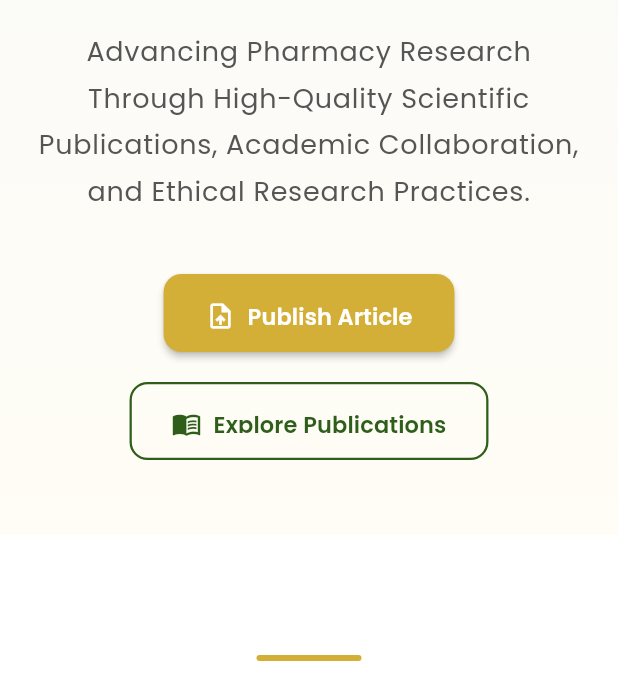
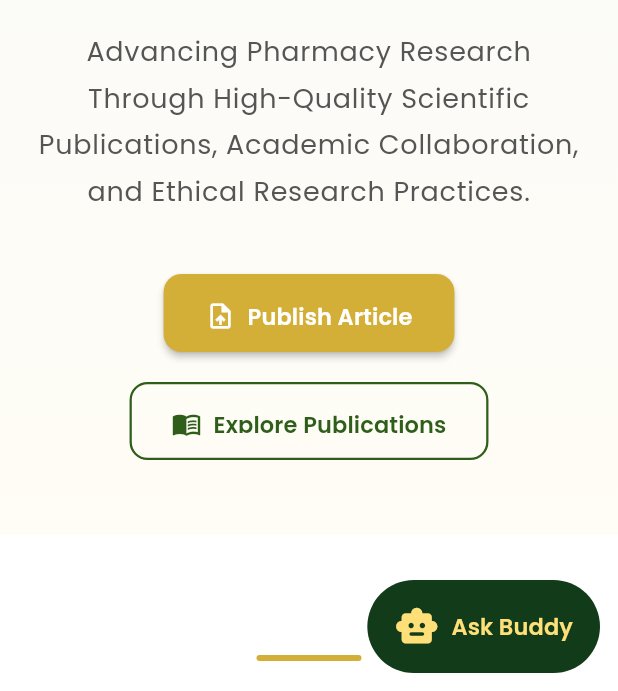
Before and after one commit to Dr-Nandhakumar/pharmd-vault-website, a Flutter app: the screen it shows after launch, on a phone screen of 412 x 824 dp, the part 545-1236 px from its top. Run offline on Flutter 3.47's test engine with Material 3 defaults, Android fonts, the phone set to English and light mode, and no system bars; our stand-ins replace google_fonts.

Commit message:
Add Vault Buddy helper and October news updates

```diff
--- /dev/null
+++ b/lib/core/widgets/vault_assistant.dart
@@ -0,0 +1,202 @@
+import 'package:flutter/material.dart';
+import 'package:url_launcher/url_launcher.dart';
+
+class VaultAssistant extends StatefulWidget {
+  const VaultAssistant({super.key, required this.child});
+
+  final Widget child;
+
+  @override
+  State<VaultAssistant> createState() => _VaultAssistantState();
+}
+
+class _VaultAssistantState extends State<VaultAssistant> {
+  bool _open = false;
+  String _answer =
+      'Hello! I am Vault Buddy, your pharmacy learning guide. '
+      'Choose a topic below and I will help you find it.';
+
+  Future<void> _visit(String destination) async {
+    try {
+      final opened = await launchUrl(
+        Uri.parse(destination),
+        mode: LaunchMode.platformDefault,
+        webOnlyWindowName: '_self',
+      );
+      if (!opened && mounted) {
+        setState(
+          () => _answer =
+              'Unable to open the page. Please use the main navigation or email pharmdvault2025@gmail.com.',
+        );
+      }
+    } catch (_) {
+      if (mounted) {
+        setState(
+          () => _answer =
+              'Unable to open the page. Please use the main navigation or email pharmdvault2025@gmail.com.',
+        );
+      }
+    }
+  }
+
+  @override
+  Widget build(BuildContext context) {
+    final screen = MediaQuery.sizeOf(context);
+    return Stack(
+      children: [
+        widget.child,
+        Positioned(
+          right: 12,
+          bottom: 12 + MediaQuery.paddingOf(context).bottom,
+          child: Material(
+            color: Colors.transparent,
+            child: Column(
+              crossAxisAlignment: CrossAxisAlignment.end,
+              mainAxisSize: MainAxisSize.min,
+              children: [
+                if (_open)
+                  Container(
+                    width: screen.width < 400 ? screen.width - 24 : 360,
+                    constraints: BoxConstraints(
+                      maxHeight: screen.height * 0.68,
+                    ),
+                    margin: const EdgeInsets.only(bottom: 10),
+                    decoration: BoxDecoration(
+                      color: Colors.white,
+                      borderRadius: BorderRadius.circular(22),
+                      border: Border.all(color: const Color(0xFFD4AF37)),
+                      boxShadow: const [
+                        BoxShadow(color: Colors.black26, blurRadius: 16),
+                      ],
+                    ),
+                    child: SingleChildScrollView(
+                      padding: const EdgeInsets.all(18),
+                      child: Column(
+                        crossAxisAlignment: CrossAxisAlignment.start,
+                        mainAxisSize: MainAxisSize.min,
+                        children: [
+                          Row(
+                            children: [
+                              const Icon(
+                                Icons.smart_toy_rounded,
+                                color: Color(0xFF123B19),
+                              ),
+                              const SizedBox(width: 10),
+                              const Expanded(
+                                child: Text(
+                                  'Vault Buddy',
+                                  style: TextStyle(
+                                    fontSize: 20,
+                                    fontWeight: FontWeight.bold,
+                                  ),
+                                ),
+                              ),
+                              IconButton(
+                                tooltip: 'Close assistant',
+                                onPressed: () => setState(() => _open = false),
+                                icon: const Icon(Icons.close),
+                              ),
+                            ],
+                          ),
+                          const Text(
+                            'Quick-help mascot · preset answers, not AI chat',
+                            style: TextStyle(fontSize: 12),
+                          ),
+                          const SizedBox(height: 14),
+                          Semantics(
+                            liveRegion: true,
+                            child: Text(
+                              _answer,
+                              style: const TextStyle(height: 1.5),
+                            ),
+                          ),
+                          const SizedBox(height: 14),
+                          Wrap(
+                            spacing: 6,
+                            runSpacing: 6,
+                            children: [
+                              _reply(
+                                'Is anatomy free?',
+                                'Yes! The 102-topic anatomy learning course is free, with no login or payment required. Use Open anatomy course below.',
+                              ),
+                              _reply(
+                                'AI pharmacy course',
+                                'Find the AI Application in Pharmacy syllabus and registration details on the course page. Course completion recognition is from Pharm.D Vault; this is not a claim of external accreditation.',
+                              ),
+                              _reply(
+                                'Submit an article',
+                                'Open Publications for submission guidance and templates. Use real research data and the required consent or ethics documentation. Demonstration manuscripts are not for journal submission.',
+                              ),
+                              _reply(
+                                'Medical questions',
+                                'I provide website help, not medical advice. Ask a qualified healthcare professional about medicines or symptoms. For an emergency, contact local emergency services.',
+                              ),
+                              _reply(
+                                'Contact support',
+                                'Email pharmdvault2025@gmail.com or call +91 9361542119. Do not send patient records, passwords or payment details.',
+                              ),
+                            ],
+                          ),
+                          const Divider(height: 26),
+                          _link(
+                            'Open anatomy course',
+                            'https://pharmdvault.org/hap/',
+                          ),
+                          _link(
+                            'AI course and registration',
+                            'https://pharmdvault.org/#/ai-pharmacy-course',
+                          ),
+                          _link(
+                            'Publications and templates',
+                            'https://pharmdvault.org/#/publications',
+                          ),
+                          _link(
+                            'Latest news',
+                            'https://pharmdvault.org/#/news',
+                          ),
+                          const SizedBox(height: 8),
+                          const Text(
+                            'No chat is sent or stored by this helper. Educational guidance only.',
+                            style: TextStyle(fontSize: 12),
+                          ),
+                        ],
+                      ),
+                    ),
+                  ),
+                Tooltip(
+                  message: _open
+                      ? 'Close Vault Buddy'
+                      : 'Open Vault Buddy assistant',
+                  child: FilledButton.icon(
+                    style: FilledButton.styleFrom(
+                      backgroundColor: const Color(0xFF123B19),
+                      foregroundColor: const Color(0xFFFFDF78),
+                      padding: const EdgeInsets.symmetric(
+                        horizontal: 18,
+                        vertical: 16,
+                      ),
+                    ),
+                    onPressed: () => setState(() => _open = !_open),
+                    icon: const Icon(Icons.smart_toy_rounded, size: 30),
+                    label: Text(_open ? 'Close' : 'Ask Buddy'),
+                  ),
+                ),
+              ],
+            ),
+          ),
+        ),
+      ],
+    );
+  }
+
+  Widget _reply(String label, String answer) => ActionChip(
+    label: Text(label),
+    onPressed: () => setState(() => _answer = answer),
+  );
+
+  Widget _link(String label, String destination) => TextButton.icon(
+    onPressed: () => _visit(destination),
+    icon: const Icon(Icons.arrow_forward, size: 18),
+    label: Text(label),
+  );
+}
--- a/lib/main.dart
+++ b/lib/main.dart
@@ -2,6 +2,7 @@ import 'package:flutter/material.dart';
 
 import 'core/theme/app_theme.dart';
 import 'routes/app_routes.dart';
+import 'core/widgets/vault_assistant.dart';
 
 void main() {
   WidgetsFlutterBinding.ensureInitialized();
@@ -23,6 +24,7 @@ class PharmDVaultWebsite extends StatelessWidget {
       initialRoute: AppRoutes.home,
 
       routes: AppRoutes.routes,
+      builder: (context, child) => VaultAssistant(child: child!),
     );
   }
 }
```
Also changed, not shown: lib/pages/news/widgets/latest_news.dart (+36 -0 lines), 1 other file.
